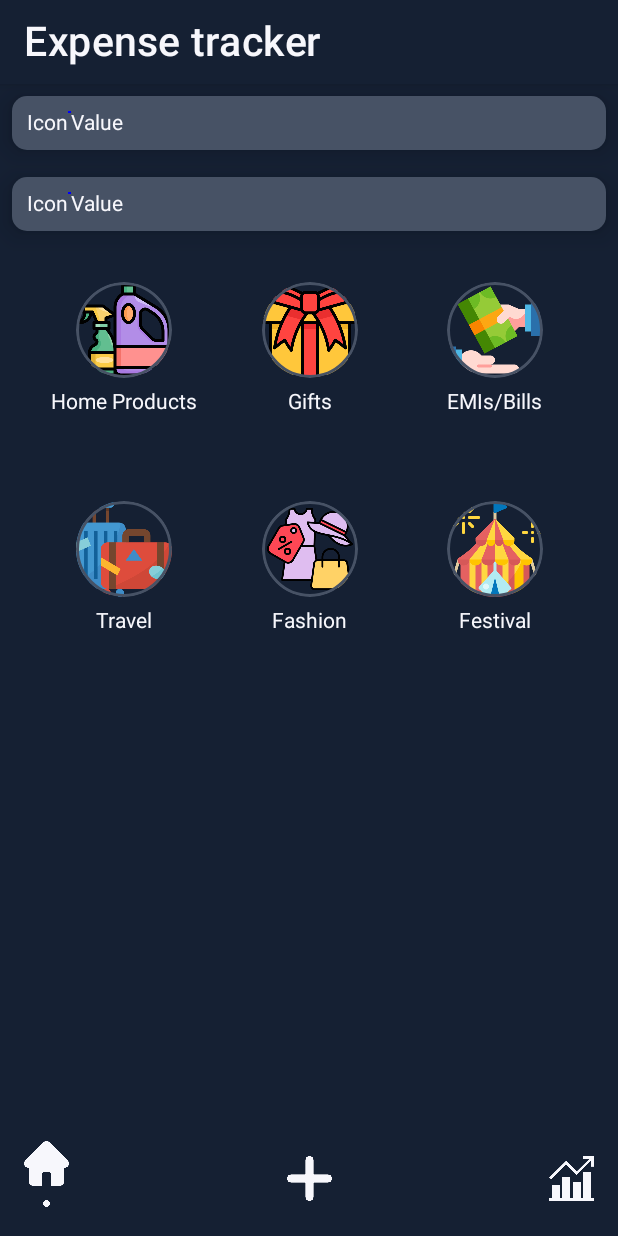
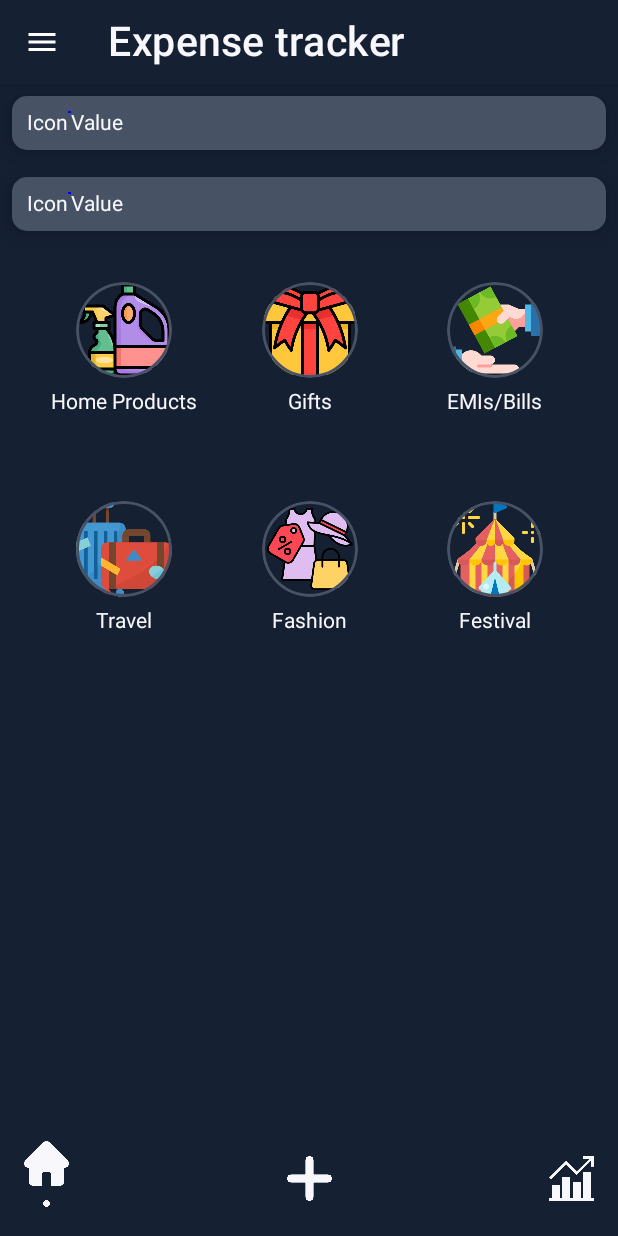
Before and after one commit to mr-j-shah/Expanse_Tracker, an Android app built with Jetpack Compose: the screen it shows after launch (MainActivity), on a phone screen of 412 x 824 dp. Run offline under Robolectric (Android 15) with nearby library versions, the phone set to English and light mode, and no system bars; our stand-ins replace Room's generated code.

Commit message:
Drawer Added

```diff
--- a/app/src/main/java/com/crestinfosystems_jinay/expancetracker/Navigation.kt
+++ b/app/src/main/java/com/crestinfosystems_jinay/expancetracker/Navigation.kt
@@ -6,6 +6,7 @@ import androidx.navigation.compose.NavHost
 import androidx.navigation.compose.composable
 import androidx.navigation.compose.rememberNavController
 import com.crestinfosystems_jinay.expancetracker.screens.HomeScreen
+import com.crestinfosystems_jinay.expancetracker.screens.WishListScreen
 import com.crestinfosystems_jinay.expancetracker.screens.splashScreen
 import com.crestinfosystems_jinay.expancetracker.viewModel.MainScreenViewModel
 
@@ -18,7 +19,10 @@ fun Navigation() {
             splashScreen(navController = navController)
         }
         composable(route = ScreenRoute.HomeScreen.route){
-            HomeScreen(viewModel)
+            HomeScreen(viewModel,navController = navController)
+        }
+        composable(route = ScreenRoute.WishList.route){
+            WishListScreen()
         }
     }
 }
--- a/app/src/main/java/com/crestinfosystems_jinay/expancetracker/Routes.kt
+++ b/app/src/main/java/com/crestinfosystems_jinay/expancetracker/Routes.kt
@@ -2,7 +2,7 @@ package com.crestinfosystems_jinay.expancetracker
 
 sealed class ScreenRoute(val route:String) {
     object HomeScreen : ScreenRoute("HomeScreen")
-    object AddScreen :ScreenRoute("AddScreen")
+    object WishList :ScreenRoute("WishListScreen")
     object SplashScreen :ScreenRoute("SplashScreen")
 
 }
--- a/app/src/main/java/com/crestinfosystems_jinay/expancetracker/data/ExpanseDAO.kt
+++ b/app/src/main/java/com/crestinfosystems_jinay/expancetracker/data/ExpanseDAO.kt
@@ -25,4 +25,7 @@ abstract class ExpanseDAO{
 
     @Query("Select * FROM `expanse-table` where id=:id")
     abstract fun getAExpanseById(id:Long): Flow<Expanse>
+
+    @Query("DELETE FROM `expanse-table`")
+    abstract suspend fun deleteAll()
 }
--- a/app/src/main/java/com/crestinfosystems_jinay/expancetracker/data/ExpanseRepo.kt
+++ b/app/src/main/java/com/crestinfosystems_jinay/expancetracker/data/ExpanseRepo.kt
@@ -21,4 +21,9 @@ class ExpanseRepo(private val expanseDAO: ExpanseDAO) {
     suspend fun updateExpanse(expanse: Expanse){
         expanseDAO.updateAExpanse(expanse)
     }
+
+    suspend fun deleteAllExpanse(){
+        expanseDAO.deleteAll()
+    }
+
 }
--- a/app/src/main/java/com/crestinfosystems_jinay/expancetracker/screens/HomeScreen.kt
+++ b/app/src/main/java/com/crestinfosystems_jinay/expancetracker/screens/HomeScreen.kt
@@ -5,45 +5,70 @@ import androidx.compose.foundation.layout.Box
 import androidx.compose.foundation.layout.Column
 import androidx.compose.foundation.layout.fillMaxSize
 import androidx.compose.foundation.layout.fillMaxWidth
-import androidx.compose.foundation.layout.height
 import androidx.compose.foundation.layout.padding
-import androidx.compose.foundation.layout.size
-import androidx.compose.foundation.shape.CircleShape
-import androidx.compose.material.BottomAppBar
-import androidx.compose.material.BottomNavigation
-import androidx.compose.material.BottomNavigationItem
-import androidx.compose.material.FabPosition
-import androidx.compose.material.FloatingActionButton
-import androidx.compose.material.Icon
-import androidx.compose.material.MaterialTheme
+import androidx.compose.material.DrawerValue
 import androidx.compose.material.Scaffold
 import androidx.compose.material.Text
-import androidx.compose.material.icons.Icons
-import androidx.compose.material.icons.filled.Add
-import androidx.compose.material.icons.filled.Favorite
-import androidx.compose.material.icons.filled.Search
-import androidx.compose.material.icons.filled.Settings
+import androidx.compose.material.rememberScaffoldState
 import androidx.compose.runtime.Composable
-import androidx.compose.ui.Alignment
+import androidx.compose.runtime.rememberCoroutineScope
 import androidx.compose.ui.Modifier
-import androidx.compose.ui.draw.clip
+import androidx.compose.ui.geometry.Offset
+import androidx.compose.ui.geometry.Rect
+import androidx.compose.ui.geometry.Size
 import androidx.compose.ui.graphics.Color
+import androidx.compose.ui.graphics.Outline
+import androidx.compose.ui.graphics.Shape
+import androidx.compose.ui.unit.Density
+import androidx.compose.ui.unit.Dp
+import androidx.compose.ui.unit.LayoutDirection
 import androidx.compose.ui.unit.dp
+import androidx.navigation.NavController
 import com.crestinfosystems_jinay.chatapplication.widgets.navigationBarView
+import com.crestinfosystems_jinay.expancetracker.R
+import com.crestinfosystems_jinay.expancetracker.ScreenRoute
 import com.crestinfosystems_jinay.expancetracker.model.MainScreenWidget
 import com.crestinfosystems_jinay.expancetracker.utils.ColorUtils
 import com.crestinfosystems_jinay.expancetracker.utils.ComposeUtils
 import com.crestinfosystems_jinay.expancetracker.viewModel.MainScreenViewModel
 import com.crestinfosystems_jinay.expancetracker.widgets.AppBar
+import com.crestinfosystems_jinay.expancetracker.widgets.DrawerTile
+import kotlinx.coroutines.launch
 
 @Composable
-fun HomeScreen(mainScreenVM: MainScreenViewModel) {
+fun HomeScreen(mainScreenVM: MainScreenViewModel, navController: NavController) {
+    val scaffoldState = rememberScaffoldState()
+    val scope = rememberCoroutineScope()
+
     Scaffold(
         topBar = {
-            AppBar(title = "Expense tracker") {
+            AppBar(
+                title = "Expense tracker",
+                onClicked = {
+                    scope.launch {
+                        scaffoldState.drawerState.open()
+                    }
+                })
+        },
+        drawerShape = NavShape(0.dp, 0.85f),
+        drawerGesturesEnabled = scaffoldState.drawerState.isOpen,
+        drawerContent = {
+            Column(
+                modifier = Modifier
+                    .fillMaxSize()
+                    .background(color = ColorUtils.secondaryBakgroundColor)
+                    .padding(16.dp)
+            ) {
+                DrawerTile(id = R.drawable.delete, onClick = {
+//                    mainScreenVM.deleteAll()
+                }, title = "Delete All Expanse")
+                DrawerTile(id = R.drawable.wish_list, onClick = {
+                    navController.navigate(ScreenRoute.WishList.route)
+                }, title = "Wish List")
+                // Add more drawer items as needed
             }
-
         },
+        scaffoldState = scaffoldState,
         bottomBar = {
             Box(
                 modifier = Modifier
@@ -57,11 +82,33 @@ fun HomeScreen(mainScreenVM: MainScreenViewModel) {
         backgroundColor = ColorUtils.primaryBackGroundColor
     ) { it ->
         Column(modifier = Modifier.padding(it)) {
-            when(mainScreenVM.screen.value.screenState){
-                MainScreenWidget.Dashboard-> DashboardScreen(viewModel = mainScreenVM)
+            when (mainScreenVM.screen.value.screenState) {
+                MainScreenWidget.Dashboard -> DashboardScreen(viewModel = mainScreenVM)
                 MainScreenWidget.Add -> AddExpanse(viewModel = mainScreenVM)
                 MainScreenWidget.Stetestic -> StatisticScreen(viewModel = mainScreenVM)
             }
         }
     }
 }
+
+class NavShape(
+    private val widthOffset: Dp,
+    private val scale: Float
+) : Shape {
+
+    override fun createOutline(
+        size: Size,
+        layoutDirection: LayoutDirection,
+        density: Density
+    ): Outline {
+        return Outline.Rectangle(
+            Rect(
+                Offset.Zero,
+                Offset(
+                    size.width * scale + with(density) { widthOffset.toPx() },
+                    size.height
+                )
+            )
+        )
+    }
+}
--- a/app/src/main/java/com/crestinfosystems_jinay/expancetracker/viewModel/MainScreenViewModel.kt
+++ b/app/src/main/java/com/crestinfosystems_jinay/expancetracker/viewModel/MainScreenViewModel.kt
@@ -44,4 +44,10 @@ class MainScreenViewModel(
             expanseRepo.deleteExpanse(expanse)
         }
     }
+
+    fun deleteAll(){
+        viewModelScope.launch {
+            expanseRepo.deleteAllExpanse()
+        }
+    }
 }
--- a/app/src/main/java/com/crestinfosystems_jinay/expancetracker/widgets/AppBar.kt
+++ b/app/src/main/java/com/crestinfosystems_jinay/expancetracker/widgets/AppBar.kt
@@ -1,10 +1,13 @@
 package com.crestinfosystems_jinay.expancetracker.widgets
+
 import androidx.compose.material.Icon
 import androidx.compose.material.IconButton
+import androidx.compose.material.ScaffoldState
 import androidx.compose.material.Text
 import androidx.compose.material.TopAppBar
 import androidx.compose.material.icons.Icons
 import androidx.compose.material.icons.filled.ArrowBack
+import androidx.compose.material.icons.filled.Menu
 import androidx.compose.runtime.Composable
 import androidx.compose.ui.graphics.Color
 import androidx.compose.ui.text.font.FontWeight
@@ -12,13 +15,17 @@ import androidx.compose.ui.unit.dp
 import androidx.compose.ui.unit.sp
 import com.crestinfosystems_jinay.expancetracker.utils.ColorUtils
 import com.crestinfosystems_jinay.expancetracker.utils.ComposeUtils
+import kotlinx.coroutines.CoroutineScope
+import kotlinx.coroutines.launch
 
 @Composable
-fun AppBar(title: String, onBackNavClickerd: () -> Unit = {}) {
+fun AppBar(
+    title: String, onClicked: () -> Unit = {},
+) {
     val navigationIcon: (@Composable
         () -> Unit) = {
         IconButton(onClick = {
-            onBackNavClickerd()
+            onClicked()
         }) {
             Icon(
                 imageVector = Icons.Default.ArrowBack,
@@ -27,11 +34,11 @@ fun AppBar(title: String, onBackNavClickerd: () -> Unit = {}) {
             )
         }
     }
-    if (!title.contains("Dashboard")) {
+    if (!title.contains("Expense tracker")) {
         TopAppBar(
-//            navigationIcon = {
-//                navigationIcon()
-//            },
+            navigationIcon = {
+                navigationIcon()
+            },
             title = {
                 androidx.compose.material3.Text(
                     text = title,
@@ -48,10 +55,21 @@ fun AppBar(title: String, onBackNavClickerd: () -> Unit = {}) {
         )
     } else {
         TopAppBar(
+            navigationIcon = {
+                IconButton(onClick = {
+                    onClicked()
+                }) {
+                    Icon(
+                        imageVector = Icons.Default.Menu,
+                        contentDescription = null,
+                        tint = Color.White
+                    )
+                }
+            },
             title = {
                 androidx.compose.material3.Text(
                     text = title,
-                    color = Color.White,
+                    color = ColorUtils.textColor,
                     fontSize = ComposeUtils.modifyTextSizeBasedOnScreenSize(
                         baseSize = 24F
                     ).sp,
@@ -59,7 +77,7 @@ fun AppBar(title: String, onBackNavClickerd: () -> Unit = {}) {
                 )
             },
             elevation = 4.dp,
-            backgroundColor = ColorUtils.SplashScreenText
+            backgroundColor = ColorUtils.primaryBackGroundColor
 
         )
     }
--- /dev/null
+++ b/app/src/main/java/com/crestinfosystems_jinay/expancetracker/widgets/DrawerTile.kt
@@ -0,0 +1,64 @@
+package com.crestinfosystems_jinay.expancetracker.widgets
+
+import androidx.compose.foundation.Image
+import androidx.compose.foundation.background
+import androidx.compose.foundation.border
+import androidx.compose.foundation.clickable
+import androidx.compose.foundation.layout.Row
+import androidx.compose.foundation.layout.Spacer
+import androidx.compose.foundation.layout.fillMaxWidth
+import androidx.compose.foundation.layout.padding
+import androidx.compose.foundation.layout.size
+import androidx.compose.foundation.layout.width
+import androidx.compose.foundation.shape.CircleShape
+import androidx.compose.foundation.shape.RoundedCornerShape
+import androidx.compose.material.Icon
+import androidx.compose.material.Text
+import androidx.compose.material.icons.Icons
+import androidx.compose.material.icons.filled.Delete
+import androidx.compose.runtime.Composable
+import androidx.compose.ui.Alignment
+import androidx.compose.ui.Modifier
+import androidx.compose.ui.draw.clip
+import androidx.compose.ui.res.painterResource
+import androidx.compose.ui.text.font.FontWeight
+import androidx.compose.ui.tooling.preview.Preview
+import androidx.compose.ui.unit.dp
+import androidx.compose.ui.unit.sp
+import com.crestinfosystems_jinay.expancetracker.R
+import com.crestinfosystems_jinay.expancetracker.utils.ColorUtils
+import com.crestinfosystems_jinay.expancetracker.utils.ComposeUtils
+
+@Composable
+fun DrawerTile(onClick: () -> Unit, id: Int, title: String) {
+    Row(
+        verticalAlignment = Alignment.CenterVertically,
+        modifier = Modifier
+            .fillMaxWidth()
+            .clickable {
+                onClick()
+            }
+            .padding(vertical = 5.dp)) {
+        Image(
+            painter = painterResource(id = id),
+            contentDescription = "",
+            modifier = Modifier
+                .size(50.dp)
+                .clip(shape = RoundedCornerShape(10.dp))
+                .background(color = ColorUtils.subTextColor)
+                .padding(2.dp)
+//                .border(width = 0.dp, color = ColorUtils.primaryBackGroundColor)
+                ,
+            alignment = Alignment.Center
+        )
+        Spacer(modifier = Modifier.width(15.dp))
+        Text(
+            text = title,
+            color = ColorUtils.textColor,
+            fontWeight = FontWeight.SemiBold,
+            fontSize = ComposeUtils.modifyTextSizeBasedOnScreenSize(
+                baseSize = 16F
+            ).sp
+        )
+    }
+}
```
Also changed, not shown: app/src/main/java/com/crestinfosystems_jinay/expancetracker/screens/AddExp.kt (+0 -12 lines), app/src/main/java/com/crestinfosystems_jinay/expancetracker/screens/WishListScreen.kt (added, +9 -0 lines), app/src/main/java/com/crestinfosystems_jinay/expancetracker/widgets/CategoryIcon.kt (added, +26 -0 lines), app/src/main/java/com/crestinfosystems_jinay/expancetracker/widgets/ExpanseItemTile.kt (+27 -45 lines), app/src/main/res/drawable/delete.png (added), app/src/main/res/drawable/loss_trend.png (deleted), app/src/main/res/drawable/rupee.png (deleted), app/src/main/res/drawable/wish_list.png (added).
